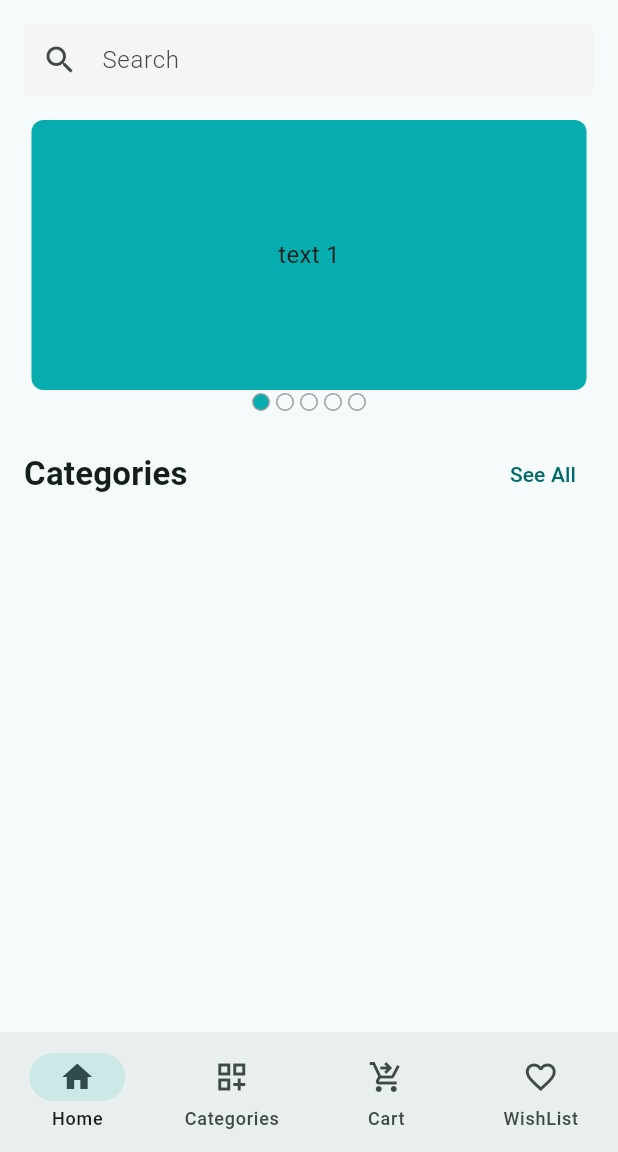
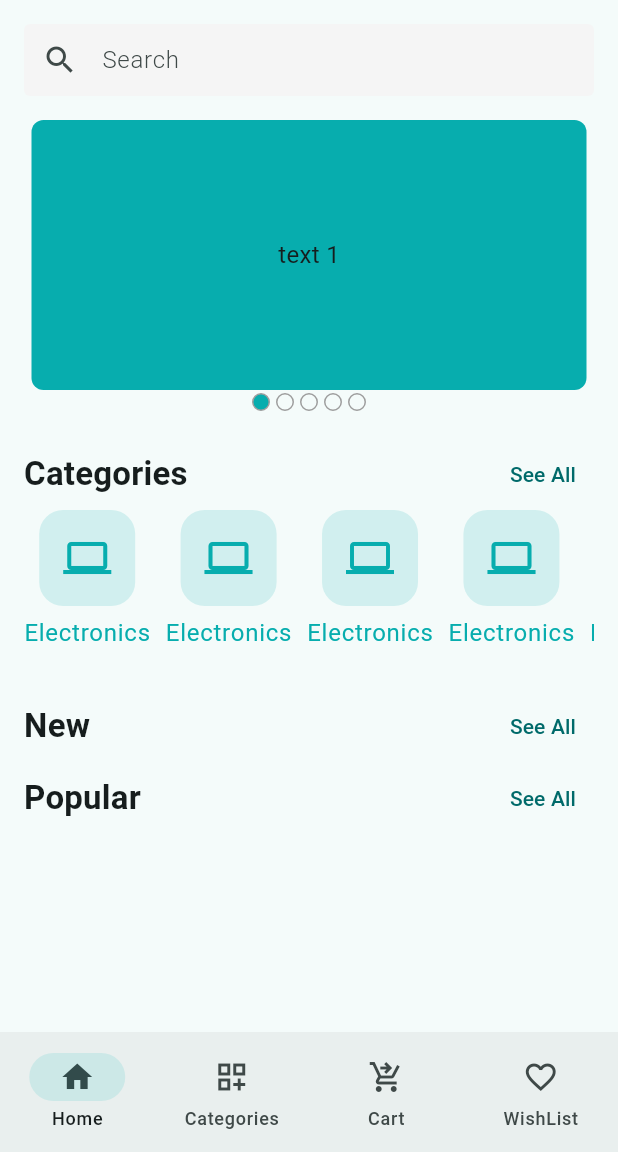
Before and after one commit to topmasum/E-commerece-App, a Flutter app: the screen it shows after launch, on a phone screen of 412 x 824 dp, the part 84-1236 px from its top. Run offline on Flutter 3.47's test engine with Material 3 defaults, Android fonts, the phone set to English and light mode, and no system bars; drawn by our look-alikes of carousel_slider; our stand-ins replace firebase_analytics, firebase_core, firebase_crashlytics, flutter_svg, get, package_info_plus and 1 more; accounts and stored records are empty.

Commit message:
category list added

```diff
--- a/lib/app_theme.dart
+++ b/lib/app_theme.dart
@@ -14,8 +14,15 @@ class AppTheme {
       titleMedium: TextStyle(
         fontWeight: FontWeight.bold,
         fontSize: 22
-      )
-    )
+      ),
+    ),
+      appBarTheme: AppBarTheme(
+      titleTextStyle: TextStyle(
+        fontSize: 18,
+        color: Colors.black,
+        fontWeight: FontWeight.w500
+      ),
+  )
   );
   static ThemeData get DarkThemeData => ThemeData(
     colorSchemeSeed: Color(0xFF07ADAE),
--- a/lib/features/home/presentation/screens/home_screen.dart
+++ b/lib/features/home/presentation/screens/home_screen.dart
@@ -1,7 +1,11 @@
 import 'package:flutter/material.dart';
 import 'package:flutter_svg/flutter_svg.dart';
+import 'package:get/get.dart';
+import 'package:get/get_core/src/get_main.dart';
 import 'package:ui_based_ecommerce/app/extentions/assets_path.dart';
+import 'package:ui_based_ecommerce/features/share/presentation/controllers/main_nav_controller.dart';
 
+import '../../../share/presentation/widget/product_category_item.dart';
 import '../widgets/app_bar_icon_button.dart';
 import '../widgets/home_App_Slider.dart';
 
@@ -27,28 +31,52 @@ class _HomeScreenState extends State<HomeScreen> {
       ),
       body: Padding(
         padding: const EdgeInsets.symmetric(horizontal: 16),
-        child: Column(children: [
-          SizedBox(height: 16),
+        child: Column(
+          children: [
+            const SizedBox(height: 16),
             _buildSearchbar(),
-          SizedBox(height: 16,),
+            const SizedBox(height: 16),
             homeBannerSlider(),
-          SizedBox(height: 16,),
-          _buildsectionHeader(
-            title: 'Categories',
-            onTapSeeAll: (){}
-          )
-        ]
+            const SizedBox(height: 16),
+            _buildsectionHeader(title: 'Categories', onTapSeeAll: () {
+              Get.find<MainNavController>().moveToCategory();
+            }),
+            _buildCategoriesItem(),
+            _buildsectionHeader(title: 'New', onTapSeeAll: () {}),
+            _buildsectionHeader(title: 'Popular', onTapSeeAll: () {}),
+          ],
         ),
       ),
     );
   }
 
-  Widget _buildsectionHeader({required String title, required VoidCallback onTapSeeAll }) {
+  Widget _buildCategoriesItem() {
+    return SizedBox(
+            height: 120,
+            child: ListView.separated(
+              itemCount: 10,
+              primary: false,
+              shrinkWrap: true,
+              scrollDirection: Axis.horizontal,
+              itemBuilder: (context, index) {
+                return ProductCategoryItem();
+              },
+              separatorBuilder: (context, index) {
+                return SizedBox(width: 10,);
+              },
+            ),
+          );
+  }
+
+  Widget _buildsectionHeader({
+    required String title,
+    required VoidCallback onTapSeeAll,
+  }) {
     return Row(
       mainAxisAlignment: MainAxisAlignment.spaceBetween,
       children: [
-            Text(title,style: Theme.of(context).textTheme.titleMedium,),
-            TextButton(onPressed: onTapSeeAll, child: Text('See All'))
+        Text(title, style: Theme.of(context).textTheme.titleMedium),
+        TextButton(onPressed: onTapSeeAll, child: Text('See All')),
       ],
     );
   }
--- a/lib/features/home/presentation/widgets/home_App_Slider.dart
+++ b/lib/features/home/presentation/widgets/home_App_Slider.dart
@@ -22,7 +22,6 @@ class _homeBannerSliderState extends State<homeBannerSlider> {
               _currentindex.value = index;
             },
           ),
-
           items: [1, 2, 3, 4, 5].map((i) {
             return Builder(
               builder: (BuildContext context) {
--- a/lib/features/share/presentation/controllers/main_nav_controller.dart
+++ b/lib/features/share/presentation/controllers/main_nav_controller.dart
@@ -10,4 +10,10 @@ class MainNavController extends GetxController{
     _selectedIndex=index;
     update();
   }
+  void moveToCategory(){
+    changedIndex(1);
 }
+void moveToHome(){
+    changedIndex(0);
+}
+}
--- a/lib/features/share/presentation/screen/bottem_navigation_screen.dart
+++ b/lib/features/share/presentation/screen/bottem_navigation_screen.dart
@@ -1,5 +1,6 @@
 import 'package:flutter/material.dart';
 import 'package:get/get_state_manager/src/simple/get_state.dart';
+import 'package:ui_based_ecommerce/features/category/presentation/screens/category_list_screen.dart';
 import 'package:ui_based_ecommerce/features/home/presentation/screens/home_screen.dart';
 import 'package:ui_based_ecommerce/features/share/presentation/controllers/main_nav_controller.dart';
 
@@ -14,7 +15,7 @@ class BottemNavigationScreen extends StatefulWidget {
 class _BottemNavigationScreenState extends State<BottemNavigationScreen> {
   final List<Widget> _screens=[
     HomeScreen(),
-    HomeScreen(),
+    CategoryListScreen(),
     HomeScreen(),
     HomeScreen()
   ];
--- /dev/null
+++ b/lib/features/share/presentation/widget/product_category_item.dart
@@ -0,0 +1,27 @@
+import 'package:flutter/material.dart';
+class ProductCategoryItem extends StatelessWidget {
+  const ProductCategoryItem({
+    super.key,
+  });
+
+  @override
+  Widget build(BuildContext context) {
+    return Column(
+      spacing: 6,
+      children: [
+        Container(
+          padding: EdgeInsets.all((16)),
+          decoration: BoxDecoration(
+              color: Color(0xFF07ADAE).withOpacity(0.15),
+              borderRadius: BorderRadius.circular(16)
+          )
+          ,
+          child: Icon(Icons.computer,size: 32,color:Color(0xFF07ADAE) ,),
+        ),
+        Text('Electronics',style: Theme.of(context).textTheme.bodyLarge?.copyWith(
+            color: Color(0xFF07ADAE)
+        ),)
+      ],
+    );
+  }
+}
```
Also changed, not shown: lib/features/category/presentation/screens/category_list_screen.dart (added, +40 -0 lines). Lines whose indentation alone changed are shown as unchanged.
